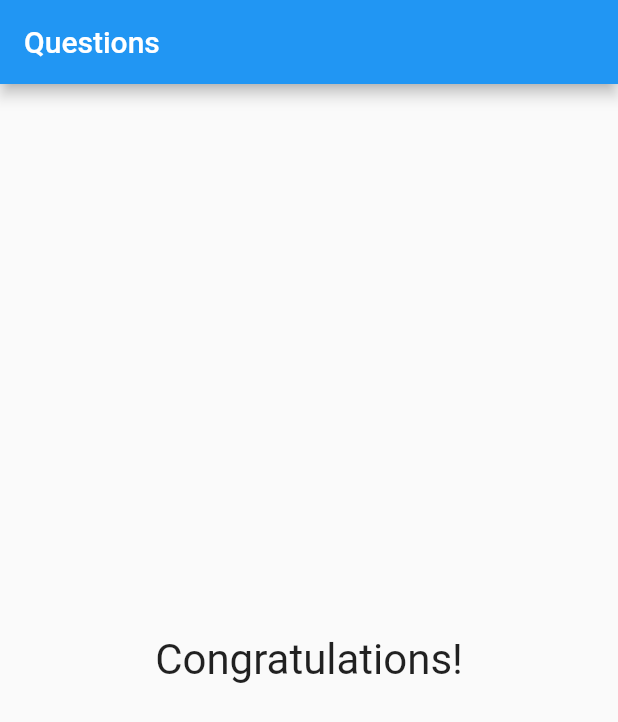
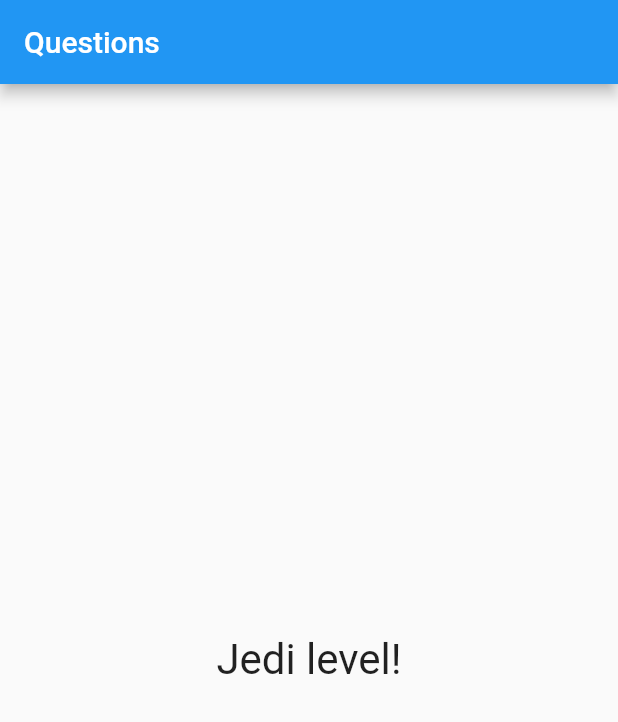
Before and after one commit to santclear/questions_project, a Flutter app: the screen it shows after launch, after a tap on "Black", after a tap on "Snake", after a tap on "Leo", on a phone screen of 412 x 824 dp. Shown: the top 722 px of the screen. Run offline on Flutter 3.47's test engine with Material 2 defaults, Android fonts, the phone set to English and light mode, and no system bars.

```diff
--- a/lib/main.dart
+++ b/lib/main.dart
@@ -69,7 +69,7 @@ class _QuestionsAppState extends State<QuestionsApp> {
                 questions: _questions,
                 questionSelected: _questionSelected,
                 onAnswer: _answer)
-            : const Result(),
+            : Result(_totalScore),
       ),
     );
   }
--- a/lib/result.dart
+++ b/lib/result.dart
@@ -2,14 +2,28 @@ import 'package:flutter/material.dart';
 
 class Result extends StatelessWidget {
 
-  const Result({super.key});
+  final int score;
+
+  const Result(this.score, {super.key});
+
+  String get sentenceResult {
+    if(score < 8) {
+      return 'Congratulations!';
+    } else if(score < 12) {
+      return 'You are good!';
+    } else if(score < 16) {
+      return 'Amazing!';
+    } else {
+      return 'Jedi level!';
+    }
+  }
 
   @override
   Widget build(BuildContext context) {
-    return const Center(
+    return Center(
         child: Text(
-          'Congratulations!',
-          style: TextStyle(fontSize: 28),
+          sentenceResult,
+          style: const TextStyle(fontSize: 28),
         ));
   }
 }
```
